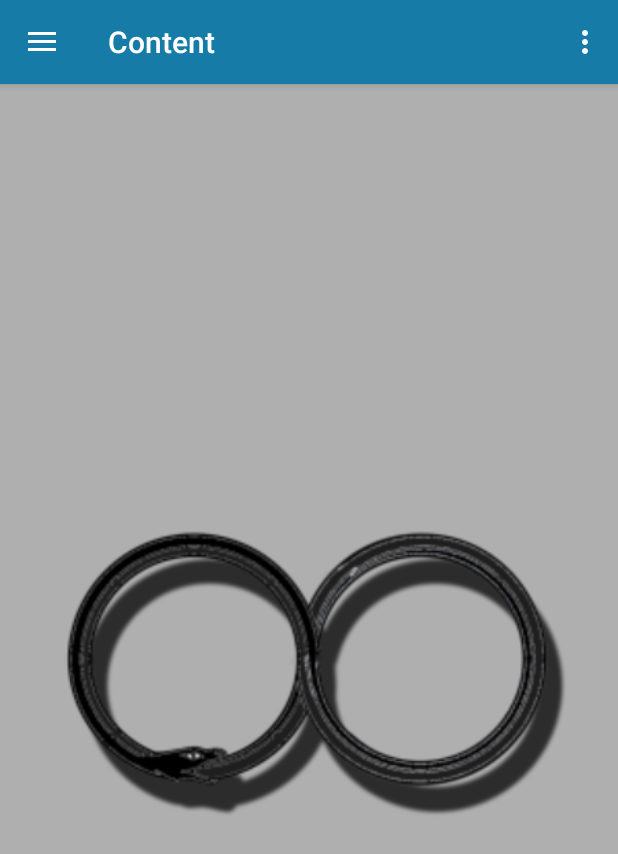
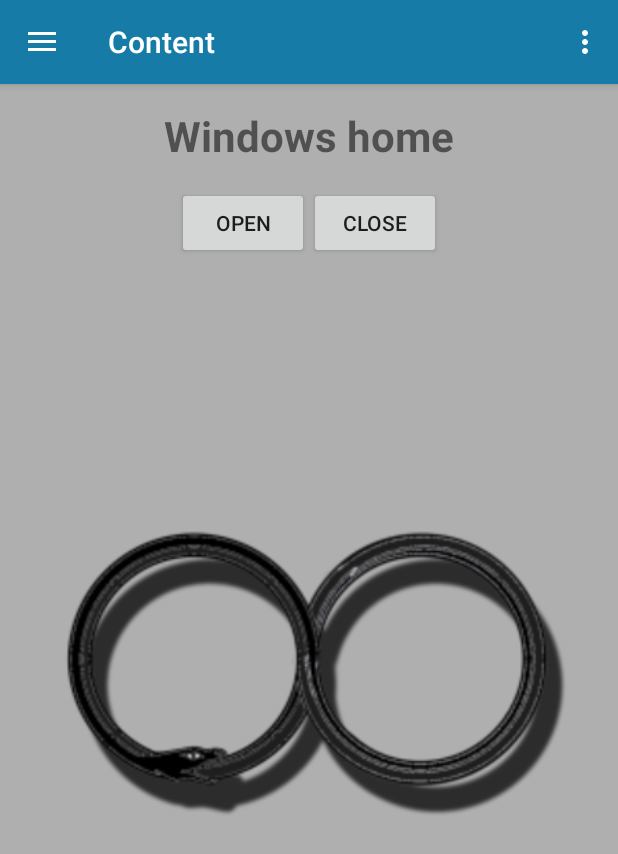
Before and after one commit to mrsops/DomotiApp, an Android app: the MainMenu screen opened directly, with no data from a screen before it, in the side drawer, after a tap on "Windows", on a phone screen of 412 x 824 dp. Shown: the top 854 px of the screen. Run offline under Robolectric (Android 15) with nearby library versions, the phone set to English and light mode, and no system bars; our stand-ins replace Volley; network calls fail.

Commit message:
added buttons on windows view

```diff
--- a/app/src/main/java/com/simarro/practicas/domotiapp/adapters/TemperatureAdapter.java
+++ b/app/src/main/java/com/simarro/practicas/domotiapp/adapters/TemperatureAdapter.java
@@ -14,7 +14,7 @@ public class TemperatureAdapter extends ArrayAdapter<Temperature> {
     Activity context;
 
     public TemperatureAdapter(Fragment context, ArrayList<Temperature> temperatures) {
-        super(context.getActivity(), R.layout.ver_cuentas_activity, temperatures);
+        super(context.getActivity(), R.layout.fragment_fragment_temperature, temperatures);
         this.temperatures = temperatures;
         this.context = context.getActivity();
     }
--- a/app/src/main/java/com/simarro/practicas/domotiapp/app/MainMenu.java
+++ b/app/src/main/java/com/simarro/practicas/domotiapp/app/MainMenu.java
@@ -8,6 +8,7 @@ import android.content.res.Configuration;
 import android.content.res.Resources;
 import android.os.AsyncTask;
 import android.os.Bundle;
+import android.support.v4.app.Fragment;
 import android.support.v4.app.FragmentManager;
 import android.support.design.widget.NavigationView;
 import android.support.v4.view.GravityCompat;
@@ -18,6 +19,7 @@ import android.support.v7.widget.Toolbar;
 import android.util.Log;
 import android.view.Menu;
 import android.view.MenuItem;
+import android.view.View;
 import android.widget.Toast;
 
 import com.android.volley.RequestQueue;
@@ -26,6 +28,7 @@ import com.android.volley.VolleyError;
 import com.android.volley.toolbox.JsonArrayRequest;
 import com.android.volley.toolbox.Volley;
 import com.simarro.practicas.domotiapp.R;
+import com.simarro.practicas.domotiapp.fragments.FragmentAlarm;
 import com.simarro.practicas.domotiapp.fragments.FragmentLights;
 import com.simarro.practicas.domotiapp.fragments.FragmentPower;
 import com.simarro.practicas.domotiapp.fragments.FragmentSetup;
@@ -42,10 +45,16 @@ import java.util.ArrayList;
 import java.util.Locale;
 
 
-public class MainMenu extends AppCompatActivity implements NavigationView.OnNavigationItemSelectedListener{
+public class MainMenu extends AppCompatActivity implements NavigationView.OnNavigationItemSelectedListener, View.OnClickListener {
     private static Configuration config;
     private static Locale locale;
     private SearchDatabase searchDatabase;
+    private FragmentWindows windowsFrag;
+    private FragmentAlarm alarmFrag;
+    private FragmentPower powerFrag;
+    private FragmentLights lightsFrag;
+
+
     SharedPreferences.OnSharedPreferenceChangeListener listener;
     @Override
     protected void onCreate(Bundle savedInstanceState) {
@@ -131,8 +140,8 @@ public class MainMenu extends AppCompatActivity implements NavigationView.OnNavi
         } else if (id == R.id.nav_power) {
             fragmentManager.beginTransaction().replace(R.id.container, new FragmentPower()).commit();
         } else if (id == R.id.nav_windows) {
-
-            fragmentManager.beginTransaction().replace(R.id.container, new FragmentWindows()).commit();
+            windowsFrag = new FragmentWindows();
+            fragmentManager.beginTransaction().replace(R.id.container, windowsFrag).commit();
         } else if (id == R.id.nav_alarm) {
             searchDatabase = new SearchDatabase();
             searchDatabase.execute((Void) null);
@@ -216,4 +225,22 @@ public class MainMenu extends AppCompatActivity implements NavigationView.OnNavi
             super.onPostExecute(aBoolean);
         }
     }
+
+    @Override
+    public void onClick(View v) {
+        switch (v.getId()){
+            case R.id.windows_close_button:
+                this.windowsFrag.closeWindows();
+                break;
+            case R.id.windows_open_button:
+                this.windowsFrag.openWindows();
+                break;
+
+            default:
+                Toast.makeText(this, "No se", Toast.LENGTH_SHORT).show();
+                break;
+
+        }
+
+    }
 }
--- a/app/src/main/java/com/simarro/practicas/domotiapp/fragments/FragmentTemperature.java
+++ b/app/src/main/java/com/simarro/practicas/domotiapp/fragments/FragmentTemperature.java
@@ -15,7 +15,6 @@ public class FragmentTemperature extends Fragment {
                              Bundle savedInstanceState) {
         // Inflate the layout for this fragment
         return inflater.inflate(R.layout.fragment_fragment_temperature, container, false);
-
     }
 
 
--- a/app/src/main/res/layout/fragment_fragment_windows.xml
+++ b/app/src/main/res/layout/fragment_fragment_windows.xml
@@ -6,10 +6,48 @@
     tools:context=".fragments.FragmentWindows">
 
     <!-- TODO: Update blank fragment layout -->
-    <TextView
-        android:id="@+id/verTemperaturas"
+    <LinearLayout
         android:layout_width="match_parent"
-        android:layout_height="match_parent" />
+        android:orientation="vertical"
+        android:layout_height="wrap_content">
+
+        <TextView
+            android:layout_width="wrap_content"
+            android:layout_height="wrap_content"
+            android:text="@string/windows_home"
+            android:textSize="28sp"
+            android:textStyle="bold"
+            android:layout_gravity="center"
+            android:layout_marginTop="15dp"
+            android:layout_marginBottom="15dp"
+            />
+        <LinearLayout
+            android:layout_width="wrap_content"
+            android:layout_height="wrap_content"
+            android:orientation="horizontal"
+
+            android:layout_gravity="center">
+
+            <Button
+                android:id="@+id/windows_open_button"
+                android:layout_width="wrap_content"
+                android:layout_height="wrap_content"
+                android:onClick="onClick"
+
+                android:text="@string/open" />
+
+            <Button
+                android:id="@+id/windows_close_button"
+                android:layout_width="wrap_content"
+                android:layout_height="wrap_content"
+                android:onClick="onClick"
+
+                android:text="@string/close" />
+
+        </LinearLayout>
+
+    </LinearLayout>
+
 
 
 
--- a/app/src/main/res/values/strings.xml
+++ b/app/src/main/res/values/strings.xml
@@ -39,6 +39,9 @@
     <string name="apply">Apply</string>
     <string name="change_language">Change Language</string>
     <string name="login">Login</string>
+    <string name="open">Open</string>
+    <string name="close">Close</string>
+    <string name="windows_home">Windows home</string>
 
     <string-array name="languages">
         <item>Spanish</item>
```
Also changed, not shown: app/src/main/java/com/simarro/practicas/domotiapp/fragments/FragmentAlarm.java (+8 -0 lines), app/src/main/java/com/simarro/practicas/domotiapp/fragments/FragmentWindows.java (+11 -1 lines), 1 other file.
